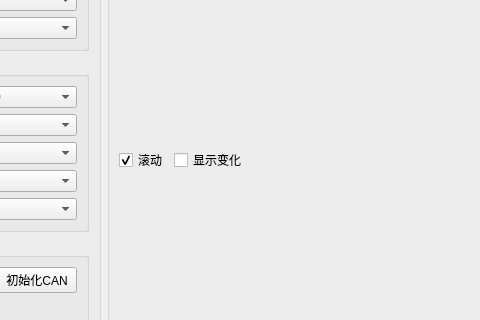
First picture: the form in mainwindow.ui, repository wtiaw/ZLGCAN, before the edit; both pictures show x 122 to 602 and y 101 to 421 of the 748 by 577 pixel window.
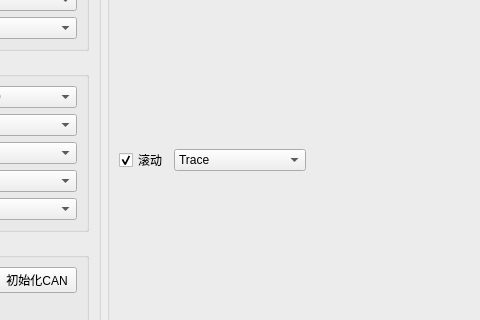
Second picture: the form after the edit.

What changed in the file:
```diff
--- a/mainwindow.ui
+++ b/mainwindow.ui
@@ -301,10 +301,22 @@
             </widget>
            </item>
            <item>
-            <widget class="QCheckBox" name="ChangeTable">
-             <property name="text">
-              <string>显示变化</string>
-             </property>
+            <widget class="QComboBox" name="comboBox">
+             <item>
+              <property name="text">
+               <string>Trace</string>
+              </property>
+             </item>
+             <item>
+              <property name="text">
+               <string>Toggle Time Mode</string>
+              </property>
+             </item>
+             <item>
+              <property name="text">
+               <string>Diage Trace</string>
+              </property>
+             </item>
             </widget>
            </item>
            <item>
```
